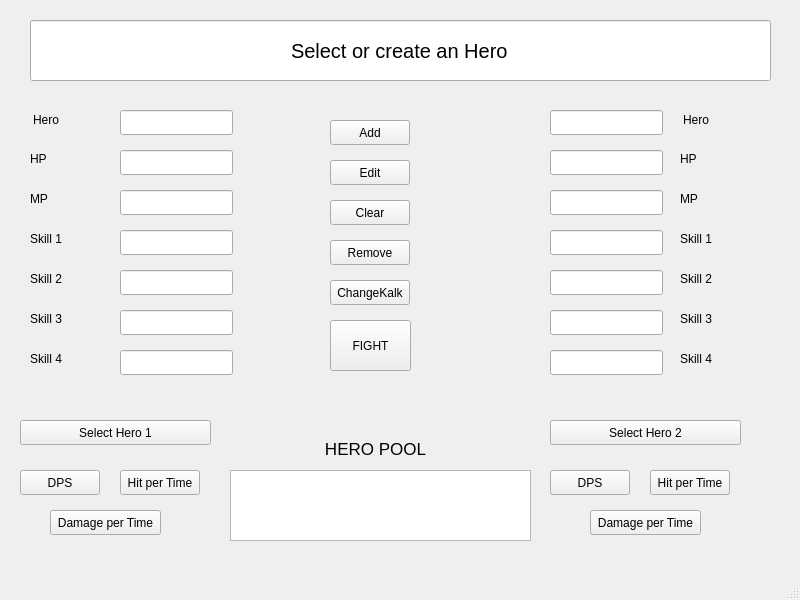
Above: GUI/herowindow.ui from Dogemist/Progetto-Kalk-p2 before the change. Below: the same form after it.
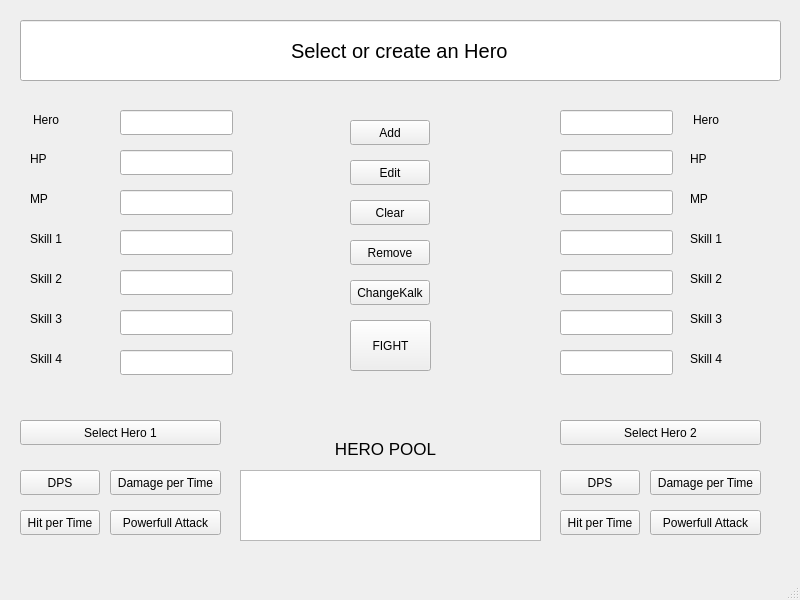
That is the form after the change.

Commit message: PowerButton con bozza di funzione

```diff
--- a/GUI/herowindow.ui
+++ b/GUI/herowindow.ui
@@ -199,7 +199,7 @@
    <widget class="QPushButton" name="clearButton">
     <property name="geometry">
      <rect>
-      <x>330</x>
+      <x>350</x>
       <y>200</y>
       <width>80</width>
       <height>25</height>
@@ -212,7 +212,7 @@
    <widget class="QPushButton" name="addButton">
     <property name="geometry">
      <rect>
-      <x>330</x>
+      <x>350</x>
       <y>120</y>
       <width>80</width>
       <height>25</height>
@@ -225,7 +225,7 @@
    <widget class="QPushButton" name="fightButton">
     <property name="geometry">
      <rect>
-      <x>330</x>
+      <x>350</x>
       <y>320</y>
       <width>81</width>
       <height>51</height>
@@ -238,7 +238,7 @@
    <widget class="QLineEdit" name="heroLine2">
     <property name="geometry">
      <rect>
-      <x>550</x>
+      <x>560</x>
       <y>110</y>
       <width>113</width>
       <height>25</height>
@@ -251,7 +251,7 @@
    <widget class="QLineEdit" name="HPLine2">
     <property name="geometry">
      <rect>
-      <x>550</x>
+      <x>560</x>
       <y>150</y>
       <width>113</width>
       <height>25</height>
@@ -264,7 +264,7 @@
    <widget class="QLineEdit" name="skill3Line2">
     <property name="geometry">
      <rect>
-      <x>550</x>
+      <x>560</x>
       <y>310</y>
       <width>113</width>
       <height>25</height>
@@ -277,7 +277,7 @@
    <widget class="QLineEdit" name="skill4Line2">
     <property name="geometry">
      <rect>
-      <x>550</x>
+      <x>560</x>
       <y>350</y>
       <width>113</width>
       <height>25</height>
@@ -290,7 +290,7 @@
    <widget class="QLineEdit" name="MPLine2">
     <property name="geometry">
      <rect>
-      <x>550</x>
+      <x>560</x>
       <y>190</y>
       <width>113</width>
       <height>25</height>
@@ -303,7 +303,7 @@
    <widget class="QLineEdit" name="skill1Line2">
     <property name="geometry">
      <rect>
-      <x>550</x>
+      <x>560</x>
       <y>230</y>
       <width>113</width>
       <height>25</height>
@@ -316,7 +316,7 @@
    <widget class="QLineEdit" name="skill2Line2">
     <property name="geometry">
      <rect>
-      <x>550</x>
+      <x>560</x>
       <y>270</y>
       <width>113</width>
       <height>25</height>
@@ -329,7 +329,7 @@
    <widget class="QLabel" name="skill">
     <property name="geometry">
      <rect>
-      <x>680</x>
+      <x>690</x>
       <y>230</y>
       <width>54</width>
       <height>17</height>
@@ -342,7 +342,7 @@
    <widget class="QLabel" name="nameLabel2">
     <property name="geometry">
      <rect>
-      <x>683</x>
+      <x>693</x>
       <y>110</y>
       <width>51</width>
       <height>20</height>
@@ -355,7 +355,7 @@
    <widget class="QLabel" name="skill2Label2">
     <property name="geometry">
      <rect>
-      <x>680</x>
+      <x>690</x>
       <y>270</y>
       <width>54</width>
       <height>17</height>
@@ -368,7 +368,7 @@
    <widget class="QLabel" name="skill4Label2">
     <property name="geometry">
      <rect>
-      <x>680</x>
+      <x>690</x>
       <y>350</y>
       <width>54</width>
       <height>17</height>
@@ -381,7 +381,7 @@
    <widget class="QLabel" name="MPLabel2">
     <property name="geometry">
      <rect>
-      <x>680</x>
+      <x>690</x>
       <y>190</y>
       <width>54</width>
       <height>17</height>
@@ -394,7 +394,7 @@
    <widget class="QLabel" name="HPLabel2">
     <property name="geometry">
      <rect>
-      <x>680</x>
+      <x>690</x>
       <y>150</y>
       <width>54</width>
       <height>17</height>
@@ -407,7 +407,7 @@
    <widget class="QLabel" name="skill3Label2">
     <property name="geometry">
      <rect>
-      <x>680</x>
+      <x>690</x>
       <y>310</y>
       <width>54</width>
       <height>17</height>
@@ -422,7 +422,7 @@
      <rect>
       <x>20</x>
       <y>420</y>
-      <width>191</width>
+      <width>201</width>
       <height>25</height>
      </rect>
     </property>
@@ -433,9 +433,9 @@
    <widget class="QPushButton" name="selectHero2">
     <property name="geometry">
      <rect>
-      <x>550</x>
+      <x>560</x>
       <y>420</y>
-      <width>191</width>
+      <width>201</width>
       <height>25</height>
      </rect>
     </property>
@@ -446,9 +446,9 @@
    <widget class="QLineEdit" name="displayRes">
     <property name="geometry">
      <rect>
-      <x>30</x>
+      <x>20</x>
       <y>20</y>
-      <width>741</width>
+      <width>761</width>
       <height>61</height>
      </rect>
     </property>
@@ -473,7 +473,7 @@
    <widget class="QPushButton" name="changeKalkHero">
     <property name="geometry">
      <rect>
-      <x>330</x>
+      <x>350</x>
       <y>280</y>
       <width>80</width>
       <height>25</height>
@@ -486,7 +486,7 @@
    <widget class="QLabel" name="label">
     <property name="geometry">
      <rect>
-      <x>295</x>
+      <x>305</x>
       <y>439</y>
       <width>161</width>
       <height>20</height>
@@ -507,7 +507,7 @@
    <widget class="QListWidget" name="HList">
     <property name="geometry">
      <rect>
-      <x>230</x>
+      <x>240</x>
       <y>470</y>
       <width>301</width>
       <height>71</height>
@@ -530,8 +530,8 @@
    <widget class="QPushButton" name="htpH1But">
     <property name="geometry">
      <rect>
-      <x>120</x>
-      <y>470</y>
+      <x>20</x>
+      <y>510</y>
       <width>80</width>
       <height>25</height>
      </rect>
@@ -543,8 +543,8 @@
    <widget class="QPushButton" name="dptH1But">
     <property name="geometry">
      <rect>
-      <x>50</x>
-      <y>510</y>
+      <x>110</x>
+      <y>470</y>
       <width>111</width>
       <height>25</height>
      </rect>
@@ -556,8 +556,8 @@
    <widget class="QPushButton" name="htpH1But_2">
     <property name="geometry">
      <rect>
-      <x>650</x>
-      <y>470</y>
+      <x>560</x>
+      <y>510</y>
       <width>80</width>
       <height>25</height>
      </rect>
@@ -569,8 +569,8 @@
    <widget class="QPushButton" name="dptH2But">
     <property name="geometry">
      <rect>
-      <x>590</x>
-      <y>510</y>
+      <x>650</x>
+      <y>470</y>
       <width>111</width>
       <height>25</height>
      </rect>
@@ -582,7 +582,7 @@
    <widget class="QPushButton" name="dpsH2But">
     <property name="geometry">
      <rect>
-      <x>550</x>
+      <x>560</x>
       <y>470</y>
       <width>80</width>
       <height>25</height>
@@ -595,7 +595,7 @@
    <widget class="QPushButton" name="editButton">
     <property name="geometry">
      <rect>
-      <x>330</x>
+      <x>350</x>
       <y>160</y>
       <width>80</width>
       <height>25</height>
@@ -608,7 +608,7 @@
    <widget class="QPushButton" name="deleteButton">
     <property name="geometry">
      <rect>
-      <x>330</x>
+      <x>350</x>
       <y>240</y>
       <width>80</width>
       <height>25</height>
@@ -618,6 +618,32 @@
      <string>Remove</string>
     </property>
    </widget>
+   <widget class="QPushButton" name="powButton1">
+    <property name="geometry">
+     <rect>
+      <x>110</x>
+      <y>510</y>
+      <width>111</width>
+      <height>25</height>
+     </rect>
+    </property>
+    <property name="text">
+     <string>Powerfull Attack</string>
+    </property>
+   </widget>
+   <widget class="QPushButton" name="powBut2">
+    <property name="geometry">
+     <rect>
+      <x>650</x>
+      <y>510</y>
+      <width>111</width>
+      <height>25</height>
+     </rect>
+    </property>
+    <property name="text">
+     <string>Powerfull Attack</string>
+    </property>
+   </widget>
   </widget>
   <widget class="QMenuBar" name="menubar">
    <property name="geometry">
```
The commit also changes 3 other files.
